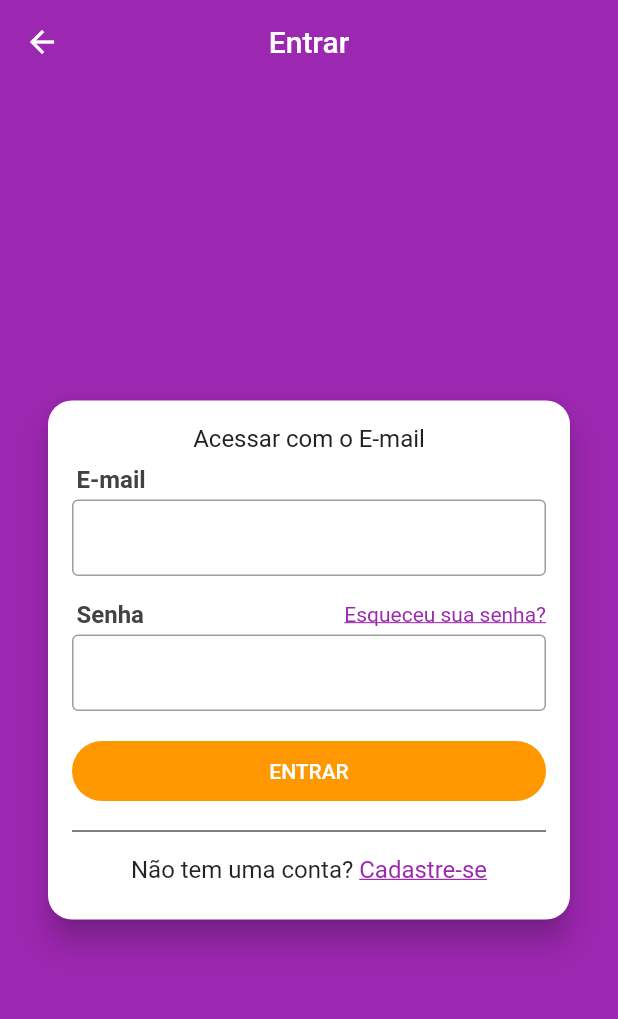
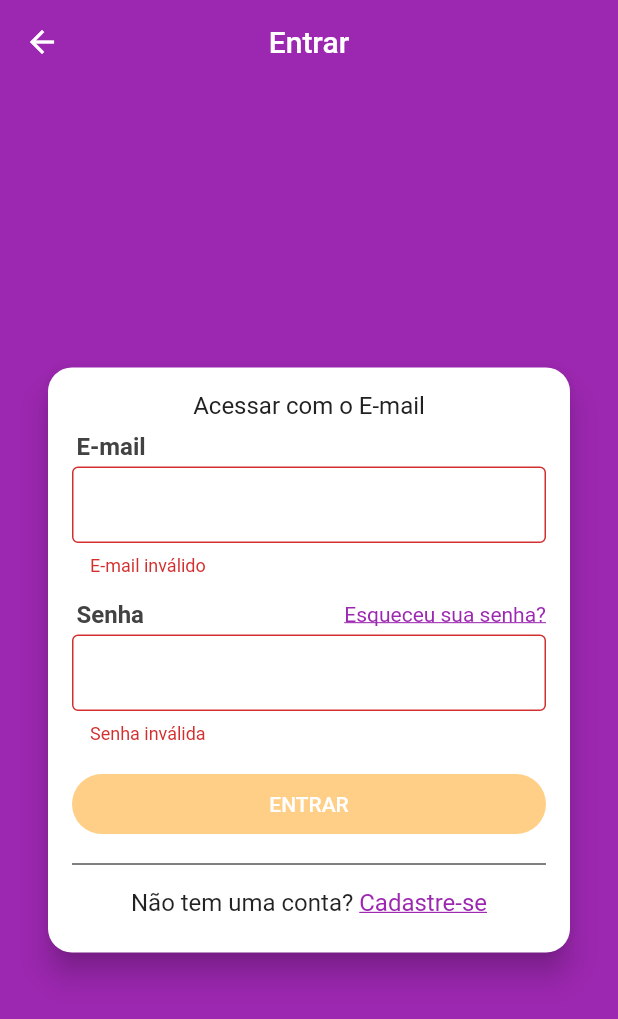
Before and after one commit to Luiz-fss/xlo_parseServe_Mobx, a Flutter app: the screen it shows after launch, in the side drawer, after a tap on "Acesse sua conta agora!", on a phone screen of 412 x 824 dp. Shown: the top 1019 px of the screen. Run offline on Flutter 3.47's test engine with Material 2 defaults, Android fonts, the phone set to English and light mode, and no system bars; our stand-ins replace brasil_fields, flutter_mobx, get_it, mobx, parse_server_sdk, parse_server_sdk_flutter; generated files the repository leaves out were written again.

Commit message:
Adicionar o gerenciamente de estado para a tela de login, e fazer as validações

```diff
--- a/lib/screens/login/login_screen.dart
+++ b/lib/screens/login/login_screen.dart
@@ -1,8 +1,13 @@
 import 'package:flutter/cupertino.dart';
 import 'package:flutter/material.dart';
+import 'package:flutter_mobx/flutter_mobx.dart';
 import 'package:xlo_mobx_parse_server/screens/signup/signup_screen.dart';
+import 'package:xlo_mobx_parse_server/stores/login_store.dart';
 
 class LoginScreen extends StatelessWidget {
+
+  final LoginStore loginStore = LoginStore();
+
   @override
   Widget build(BuildContext context) {
     return new Scaffold(
@@ -51,14 +56,18 @@ class LoginScreen extends StatelessWidget {
                       ),
                     ),
                   ),
-                  new TextField(
+                  new Observer(builder: (_){
+                    return new TextField(
+                      enabled: !loginStore.loading,
                       decoration: new InputDecoration(
                           border: const OutlineInputBorder(),
-                      isDense: true
+                          isDense: true,
+                          errorText: loginStore.emailError
                       ),
                       keyboardType: TextInputType.emailAddress,
-                  ),
-
+                      onChanged: loginStore.setEmail,
+                    );
+                  }),
                   const SizedBox(height: 16,),
                   //campo senha
                   new Padding(
@@ -87,21 +96,32 @@ class LoginScreen extends StatelessWidget {
                       ],
                     ),
                   ),
-                  new TextField(
+                  new Observer(builder: (_){
+                  return new TextField(
+                    enabled: !loginStore.loading,
                     decoration: new InputDecoration(
                         border: new OutlineInputBorder(),
-                      isDense: true
+                        isDense: true,
+                        errorText: loginStore.passwordError
                     ),
                     obscureText: true,
+                    onChanged: loginStore.setPassword,
+                  );
+                  }
                   ),
 
                   //botão de login
-                  new Container(
+                  Observer(builder: (_){
+                    return new Container(
                       margin: const EdgeInsets.only(top: 20,bottom: 12),
                       height: 40,
                       child: new RaisedButton(
                         color: Colors.orange,
-                      child: new Text(
+                        disabledColor: Colors.orange.withAlpha(120),
+                        child: loginStore.loading ?
+                        new CircularProgressIndicator(
+                          valueColor: new AlwaysStoppedAnimation(Colors.white),
+                        ) : new Text(
                           "ENTRAR",
                         ),
                         textColor: Colors.white,
@@ -109,9 +129,10 @@ class LoginScreen extends StatelessWidget {
                         shape: RoundedRectangleBorder(
                             borderRadius: BorderRadius.circular(20)
                         ),
-                      onPressed: (){},
+                        onPressed: loginStore.loginPresed,
                       ),
-                  ),
+                    );
+                  }),
 
                   const Divider(color: Colors.black,),
                   //acessar cadastro
```
Also changed, not shown: lib/stores/login_store.dart (added, +42 -0 lines), lib/stores/login_store.g.dart (added), lib/stores/signup_store.g.dart, pubspec.lock. Lines whose indentation alone changed are shown as unchanged.
